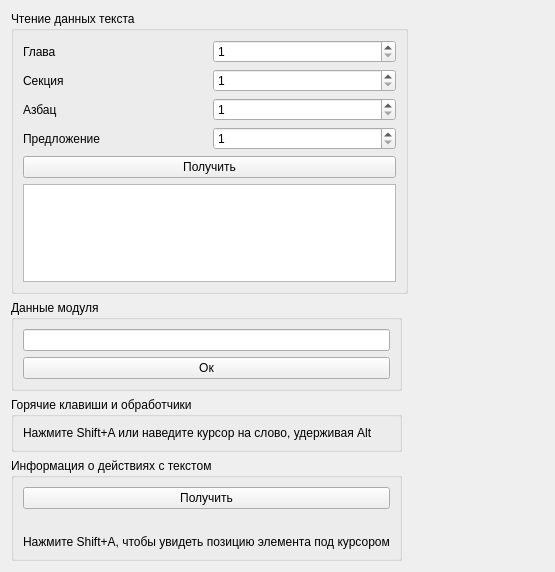
Above: seviz/modules/EngineTest/enginetestwidget.ui from eltimen/seviz before the change. Below: the same form after it.
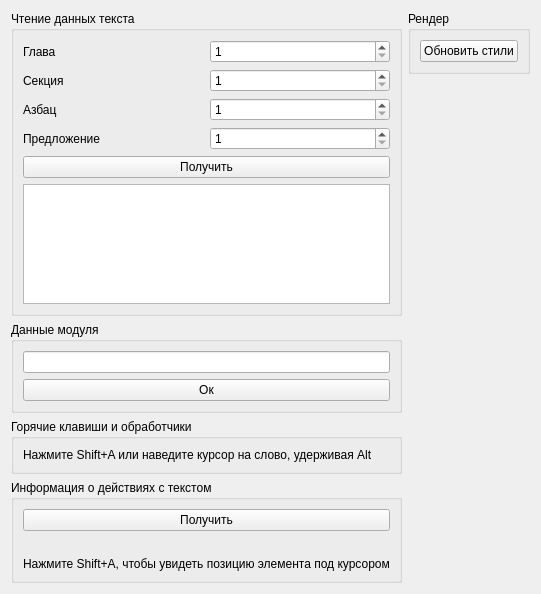
That is the form after the change.

What changed in the file:
```diff
--- a/seviz/modules/EngineTest/enginetestwidget.ui
+++ b/seviz/modules/EngineTest/enginetestwidget.ui
@@ -6,80 +6,17 @@
    <rect>
     <x>0</x>
     <y>0</y>
-    <width>555</width>
-    <height>572</height>
+    <width>503</width>
+    <height>594</height>
    </rect>
   </property>
   <property name="windowTitle">
    <string>Form</string>
   </property>
-  <layout class="QGridLayout" name="gridLayout_2">
-   <item row="5" column="0">
-    <spacer name="verticalSpacer">
-     <property name="orientation">
-      <enum>Qt::Vertical</enum>
-     </property>
-     <property name="sizeHint" stdset="0">
-      <size>
-       <width>20</width>
-       <height>40</height>
-      </size>
-     </property>
-    </spacer>
-   </item>
-   <item row="1" column="2">
-    <spacer name="horizontalSpacer">
-     <property name="orientation">
-      <enum>Qt::Horizontal</enum>
-     </property>
-     <property name="sizeHint" stdset="0">
-      <size>
-       <width>40</width>
-       <height>20</height>
-      </size>
-     </property>
-    </spacer>
-   </item>
-   <item row="2" column="0">
-    <widget class="QGroupBox" name="groupBox_2">
-     <property name="title">
-      <string>Данные модуля</string>
-     </property>
-     <layout class="QVBoxLayout" name="verticalLayout_2">
+  <layout class="QHBoxLayout" name="horizontalLayout_3">
       <item>
-       <widget class="QLineEdit" name="lineEdit">
-        <property name="text">
-         <string/>
-        </property>
-       </widget>
-      </item>
+    <layout class="QVBoxLayout" name="verticalLayout_4">
       <item>
-       <widget class="QPushButton" name="customDataSaveButton">
-        <property name="text">
-         <string>Ок</string>
-        </property>
-       </widget>
-      </item>
-     </layout>
-    </widget>
-   </item>
-   <item row="3" column="0">
-    <widget class="QGroupBox" name="groupBox_3">
-     <property name="title">
-      <string>Горячие клавиши и обработчики</string>
-     </property>
-     <layout class="QHBoxLayout" name="horizontalLayout">
-      <item>
-       <widget class="QLabel" name="label_5">
-        <property name="text">
-         <string>&lt;html&gt;&lt;head/&gt;&lt;body&gt;&lt;p&gt;Нажмите Shift+A или наведите курсор на слово, удерживая Alt&lt;/p&gt;&lt;/body&gt;&lt;/html&gt;</string>
-        </property>
-       </widget>
-      </item>
-     </layout>
-    </widget>
-   </item>
-   <item row="1" column="0" colspan="2">
     <widget class="QGroupBox" name="groupBox">
      <property name="title">
       <string>Чтение данных текста</string>
@@ -174,7 +111,46 @@
      </layout>
     </widget>
    </item>
-   <item row="4" column="0">
+     <item>
+      <widget class="QGroupBox" name="groupBox_2">
+       <property name="title">
+        <string>Данные модуля</string>
+       </property>
+       <layout class="QVBoxLayout" name="verticalLayout_2">
+        <item>
+         <widget class="QLineEdit" name="lineEdit">
+          <property name="text">
+           <string/>
+          </property>
+         </widget>
+        </item>
+        <item>
+         <widget class="QPushButton" name="customDataSaveButton">
+          <property name="text">
+           <string>Ок</string>
+          </property>
+         </widget>
+        </item>
+       </layout>
+      </widget>
+     </item>
+     <item>
+      <widget class="QGroupBox" name="groupBox_3">
+       <property name="title">
+        <string>Горячие клавиши и обработчики</string>
+       </property>
+       <layout class="QHBoxLayout" name="horizontalLayout">
+        <item>
+         <widget class="QLabel" name="label_5">
+          <property name="text">
+           <string>&lt;html&gt;&lt;head/&gt;&lt;body&gt;&lt;p&gt;Нажмите Shift+A или наведите курсор на слово, удерживая Alt&lt;/p&gt;&lt;/body&gt;&lt;/html&gt;</string>
+          </property>
+         </widget>
+        </item>
+       </layout>
+      </widget>
+     </item>
+     <item>
     <widget class="QGroupBox" name="groupBox_4">
      <property name="title">
       <string>Информация о действиях с текстом</string>
@@ -203,6 +179,67 @@
       </item>
      </layout>
     </widget>
+     </item>
+     <item>
+      <spacer name="verticalSpacer">
+       <property name="orientation">
+        <enum>Qt::Vertical</enum>
+       </property>
+       <property name="sizeHint" stdset="0">
+        <size>
+         <width>20</width>
+         <height>40</height>
+        </size>
+       </property>
+      </spacer>
+     </item>
+    </layout>
+   </item>
+   <item>
+    <layout class="QVBoxLayout" name="verticalLayout_5">
+     <item>
+      <widget class="QGroupBox" name="groupBox_5">
+       <property name="title">
+        <string>Рендер</string>
+       </property>
+       <layout class="QHBoxLayout" name="horizontalLayout_2">
+        <item>
+         <widget class="QPushButton" name="renderButton">
+          <property name="text">
+           <string>Обновить стили</string>
+          </property>
+         </widget>
+        </item>
+       </layout>
+      </widget>
+     </item>
+     <item>
+      <spacer name="verticalSpacer_2">
+       <property name="orientation">
+        <enum>Qt::Vertical</enum>
+       </property>
+       <property name="sizeHint" stdset="0">
+        <size>
+         <width>20</width>
+         <height>40</height>
+        </size>
+       </property>
+      </spacer>
+     </item>
+    </layout>
+   </item>
+   <item>
+    <spacer name="horizontalSpacer">
+     <property name="orientation">
+      <enum>Qt::Horizontal</enum>
+     </property>
+     <property name="sizeHint" stdset="0">
+      <size>
+       <width>40</width>
+       <height>20</height>
+      </size>
+     </property>
+    </spacer>
    </item>
   </layout>
  </widget>
```
Lines whose indentation alone changed are shown as unchanged.
